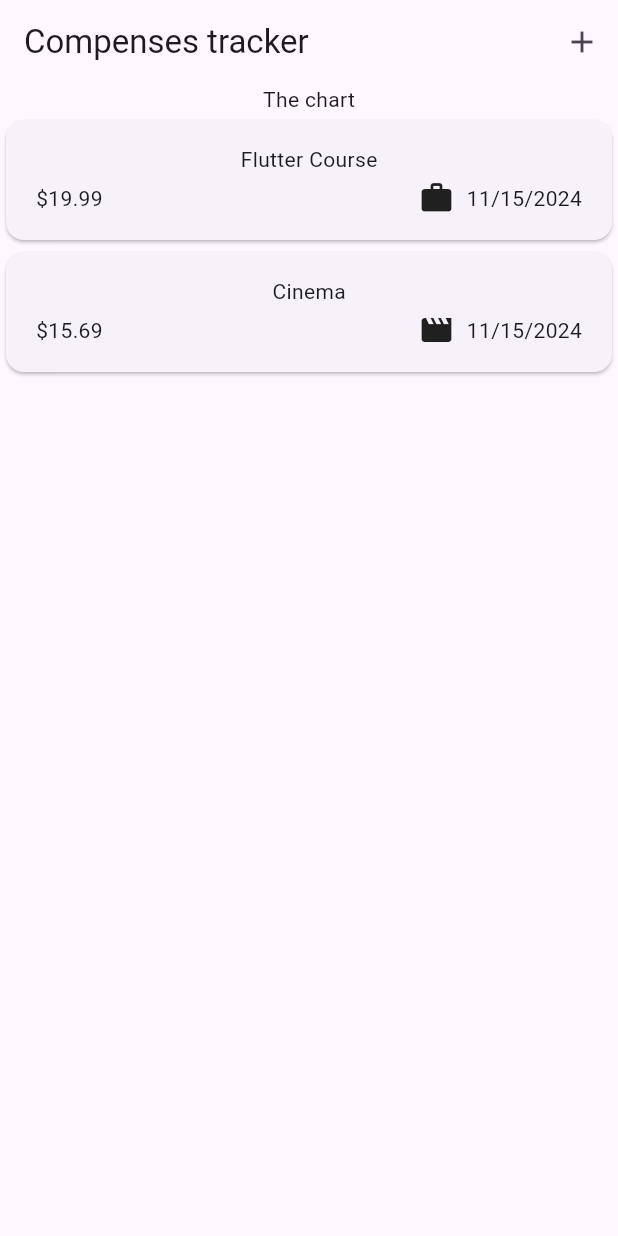
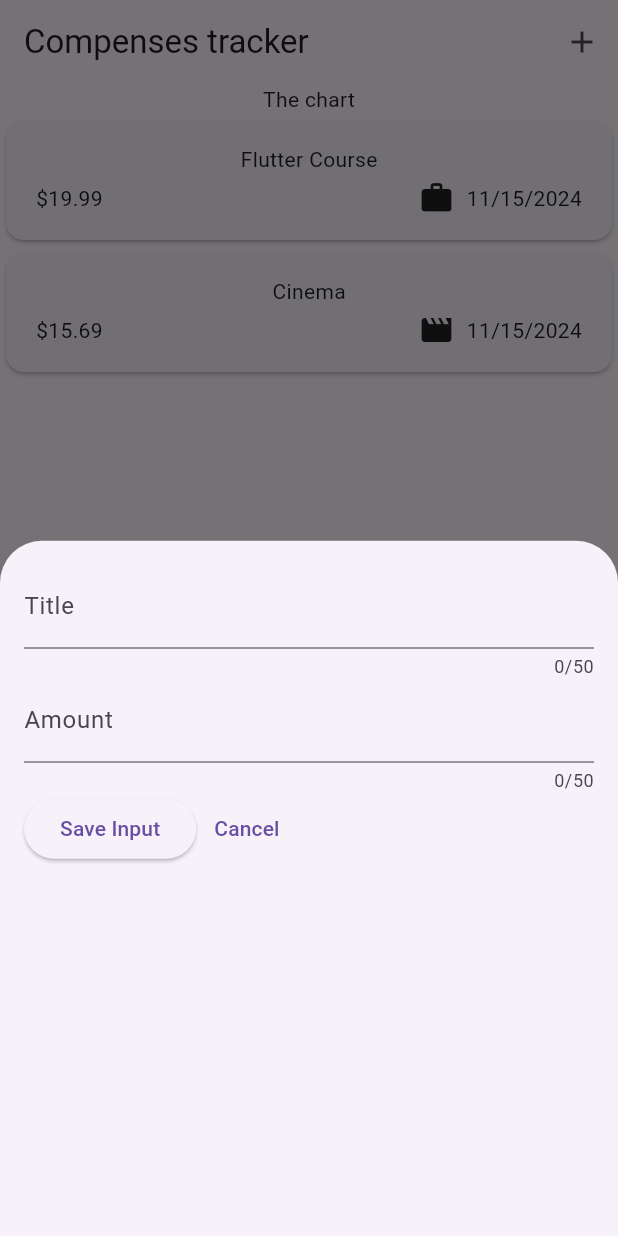
Before and after one commit to moashrafff/flutter-expenses-tracker-practice, a Flutter app: the screen it shows after launch, after a tap on the "add" icon, on a phone screen of 412 x 824 dp. Run offline on Flutter 3.47's test engine with Material 3 defaults, Android fonts, the phone set to English and light mode, and no system bars.

```diff
--- a/lib/widgets/expenses.dart
+++ b/lib/widgets/expenses.dart
@@ -1,6 +1,7 @@
 
 import 'package:expense_tracker/widgets/expenses_list/expenses_list.dart';
 import 'package:expense_tracker/model/expense.dart';
+import 'package:expense_tracker/widgets/new_expense_state.dart';
 import 'package:flutter/material.dart';
 
 class Expenses extends StatefulWidget {
@@ -27,13 +28,18 @@ class _Expenses extends State<Expenses> {
       category: Category.leisure,
     ),
   ];
+
+  void _openAddExpandedOverlay() {
+    showModalBottomSheet(context: context, builder: (ctx) => const NewExpenseState());
+  }
+
   @override
   Widget build(BuildContext context) {
     return Scaffold(
       appBar: AppBar(
         title: const Text('Compenses tracker'),
         actions: [
-          IconButton(onPressed: (){}, icon: const Icon(Icons.add))
+          IconButton(onPressed: _openAddExpandedOverlay, icon: const Icon(Icons.add))
         ],
       ),
       body: Column(
--- /dev/null
+++ b/lib/widgets/new_expense_state.dart
@@ -0,0 +1,68 @@
+import 'package:flutter/material.dart';
+
+class NewExpenseState extends StatefulWidget {
+  const NewExpenseState({super.key});
+
+  @override
+  State<NewExpenseState> createState() {
+    return _NewExpenseState();
+  }
+}
+
+class _NewExpenseState extends State<NewExpenseState> {
+  final _textController = TextEditingController();
+  final _numberController = TextEditingController();
+  var readOnly = false;
+
+
+  void cancelEditing(){
+    readOnly = true;
+  }
+
+  @override
+  void dispose() {
+    _textController.dispose();
+    _numberController.dispose();
+    super.dispose();
+  }
+
+  @override
+  Widget build(BuildContext context) {
+    return Padding(
+      padding: const EdgeInsets.all(16),
+      child: Column(
+        children: [
+          TextField(
+            readOnly: readOnly,
+            controller: _textController,
+            maxLength: 50,
+            decoration: const InputDecoration(label: Text('Title')),
+          ),
+          TextField(
+            keyboardType: TextInputType.number,
+            readOnly: readOnly,
+            controller: _numberController,
+            maxLength: 50,
+            decoration: const InputDecoration(prefixText: '\$ ',label: Text('Amount')),
+          ),
+          Row(
+            children: [
+              ElevatedButton(
+                  onPressed: () {
+                    print(_textController.text);
+                  },
+                  child: const Text('Save Input')),
+                  TextButton(
+                onPressed: () {
+                  Navigator.pop(context);
+                },
+                child: const Text('Cancel'),
+              ),
+
+            ],
+          )
+        ],
+      ),
+    );
+  }
+}
```
